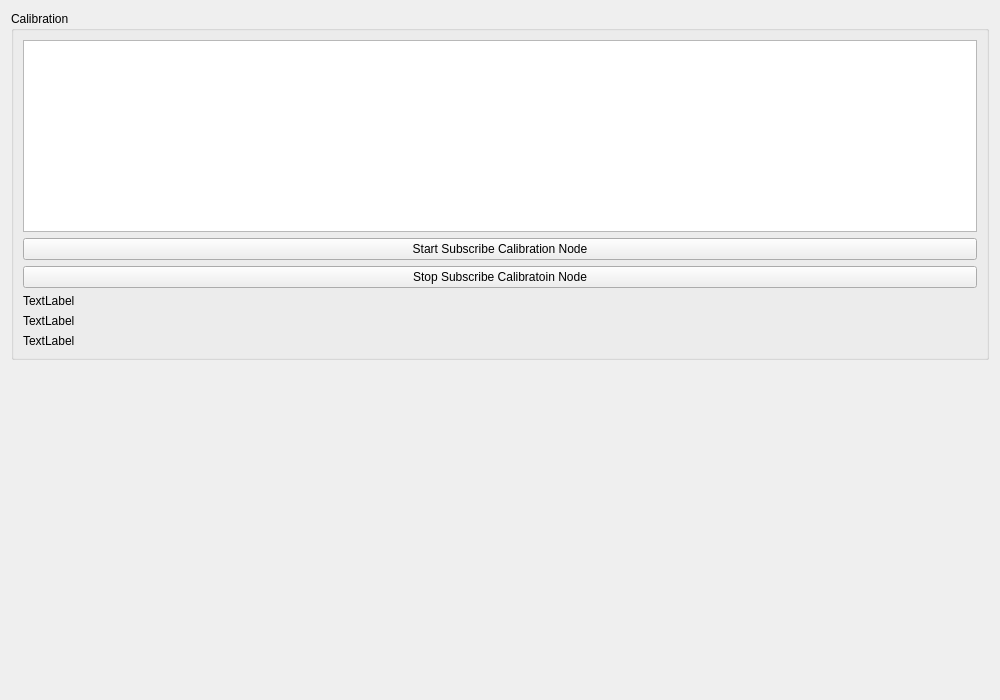
Qt form joshua_control_panel/calibration_tab.ui (Joshua-AI-Robotics/Joshua) before a commit.
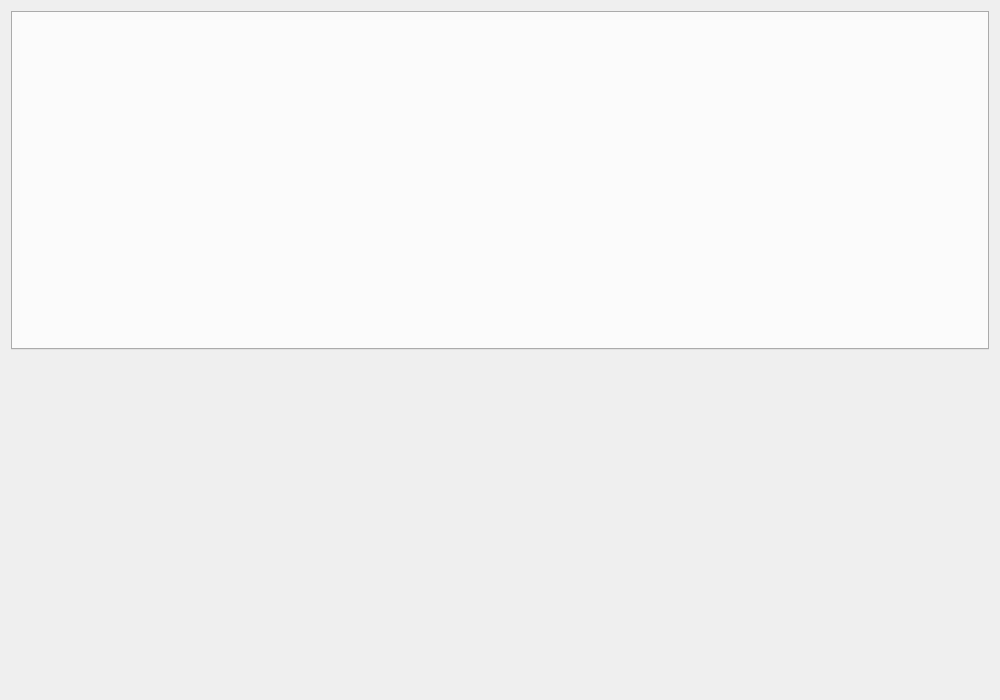
The same form after that commit.

Commit message: operatioal limit tab separated

```diff
--- a/joshua_control_panel/calibration_tab.ui
+++ b/joshua_control_panel/calibration_tab.ui
@@ -12,50 +12,16 @@
   </property>
   <layout class="QVBoxLayout" name="verticalLayout">
    <item>
-    <widget class="QGroupBox" name="calibrationGroup">
-     <property name="title">
-      <string>Calibration</string>
+    <widget class="QTabWidget" name="modeTabWidget">
+     <property name="tabPosition">
+      <enum>QTabWidget::North</enum>
      </property>
-     <layout class="QVBoxLayout" name="calibrationLayout">
-      <item>
-       <widget class="QListView" name="listView"/>
-      </item>
-      <item>
-       <widget class="QPushButton" name="start_subscribe_Button">
-        <property name="text">
-         <string>Start Subscribe Calibration Node</string>
-        </property>
-       </widget>
-      </item>
-      <item>
-       <widget class="QPushButton" name="stop_subscribe_Button">
-        <property name="text">
-         <string>Stop Subscribe Calibratoin Node</string>
-        </property>
-       </widget>
-      </item>
-      <item>
-       <widget class="QLabel" name="label_2">
-        <property name="text">
-         <string>TextLabel</string>
-        </property>
-       </widget>
-      </item>
-      <item>
-       <widget class="QLabel" name="test_label">
-        <property name="text">
-         <string>TextLabel</string>
-        </property>
-       </widget>
-      </item>
-      <item>
-       <widget class="QLabel" name="label_3">
-        <property name="text">
-         <string>TextLabel</string>
-        </property>
-       </widget>
-      </item>
-     </layout>
+     <property name="tabsClosable">
+      <bool>false</bool>
+     </property>
+     <property name="movable">
+      <bool>false</bool>
+     </property>
     </widget>
    </item>
    <item>
```
The commit also changes 6 other files.
